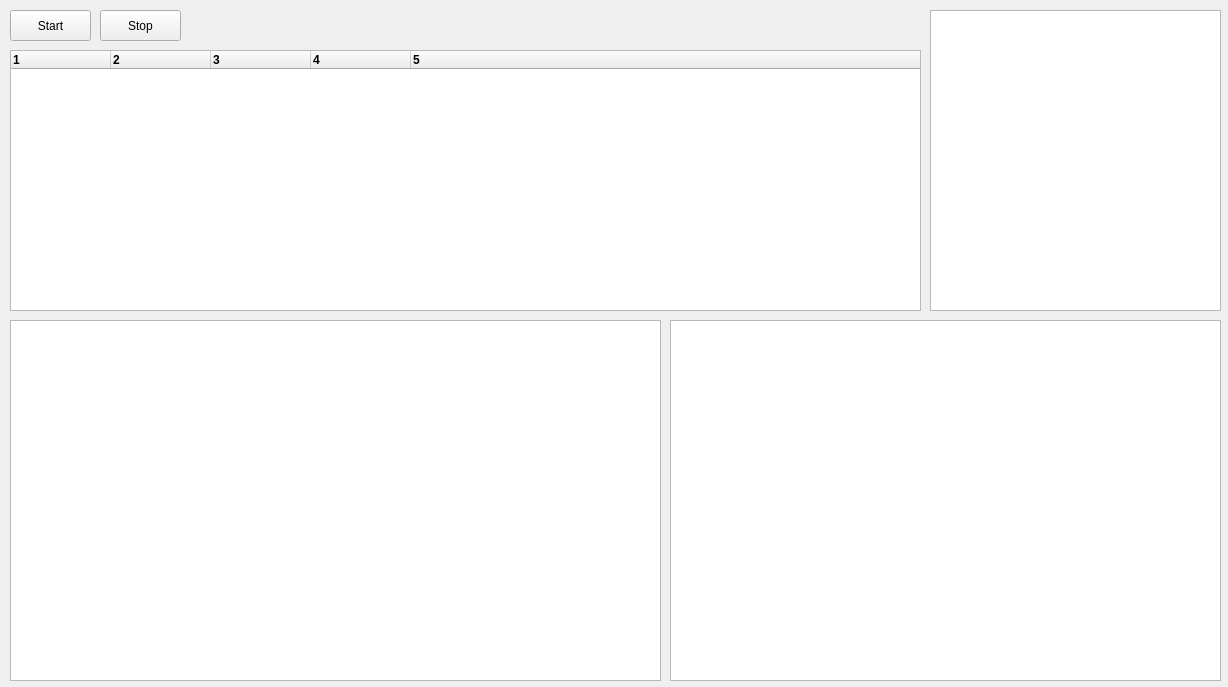
First picture: the form in network_project/mainwindow.ui, repository emacser0/ChinaticShark, before the edit.
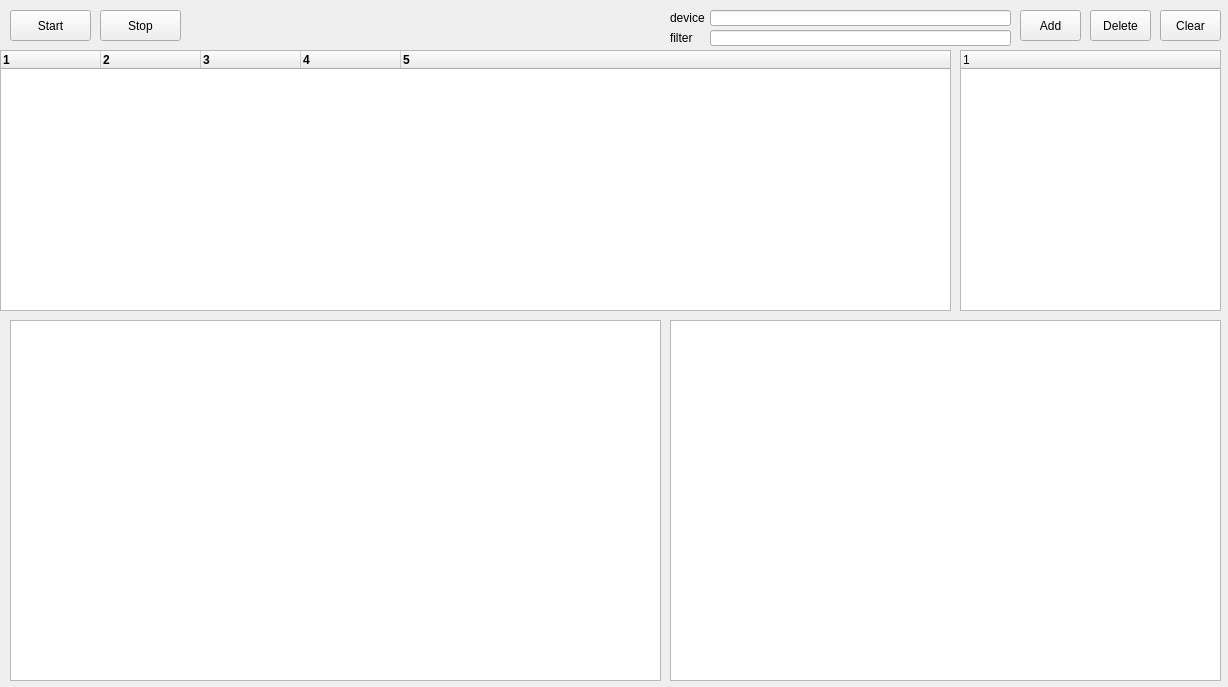
Second picture: the form after the edit.

```diff
--- a/network_project/mainwindow.ui
+++ b/network_project/mainwindow.ui
@@ -36,9 +36,9 @@
    <widget class="QTreeWidget" name="packetList">
     <property name="geometry">
      <rect>
-      <x>10</x>
+      <x>0</x>
       <y>50</y>
-      <width>911</width>
+      <width>951</width>
       <height>261</height>
      </rect>
     </property>
@@ -77,16 +77,6 @@
      </property>
     </column>
    </widget>
-   <widget class="QTextBrowser" name="HTTPView">
-    <property name="geometry">
-     <rect>
-      <x>930</x>
-      <y>10</y>
-      <width>291</width>
-      <height>301</height>
-     </rect>
-    </property>
-   </widget>
    <widget class="QTreeView" name="headerView">
     <property name="geometry">
      <rect>
@@ -129,6 +119,106 @@
      <string>Stop</string>
     </property>
    </widget>
+   <widget class="QLineEdit" name="devEdit">
+    <property name="geometry">
+     <rect>
+      <x>710</x>
+      <y>10</y>
+      <width>301</width>
+      <height>16</height>
+     </rect>
+    </property>
+   </widget>
+   <widget class="QLineEdit" name="filterEdit">
+    <property name="geometry">
+     <rect>
+      <x>710</x>
+      <y>30</y>
+      <width>301</width>
+      <height>16</height>
+     </rect>
+    </property>
+   </widget>
+   <widget class="QLabel" name="label">
+    <property name="geometry">
+     <rect>
+      <x>670</x>
+      <y>10</y>
+      <width>41</width>
+      <height>16</height>
+     </rect>
+    </property>
+    <property name="text">
+     <string>device</string>
+    </property>
+   </widget>
+   <widget class="QLabel" name="label_2">
+    <property name="geometry">
+     <rect>
+      <x>670</x>
+      <y>30</y>
+      <width>31</width>
+      <height>16</height>
+     </rect>
+    </property>
+    <property name="text">
+     <string>filter</string>
+    </property>
+   </widget>
+   <widget class="QPushButton" name="addButton">
+    <property name="geometry">
+     <rect>
+      <x>1020</x>
+      <y>10</y>
+      <width>61</width>
+      <height>31</height>
+     </rect>
+    </property>
+    <property name="text">
+     <string>Add</string>
+    </property>
+   </widget>
+   <widget class="QPushButton" name="ClearButton">
+    <property name="geometry">
+     <rect>
+      <x>1160</x>
+      <y>10</y>
+      <width>61</width>
+      <height>31</height>
+     </rect>
+    </property>
+    <property name="text">
+     <string>Clear</string>
+    </property>
+   </widget>
+   <widget class="QTreeWidget" name="threadList">
+    <property name="geometry">
+     <rect>
+      <x>960</x>
+      <y>50</y>
+      <width>261</width>
+      <height>261</height>
+     </rect>
+    </property>
+    <column>
+     <property name="text">
+      <string notr="true">1</string>
+     </property>
+    </column>
+   </widget>
+   <widget class="QPushButton" name="deleteButton">
+    <property name="geometry">
+     <rect>
+      <x>1090</x>
+      <y>10</y>
+      <width>61</width>
+      <height>31</height>
+     </rect>
+    </property>
+    <property name="text">
+     <string>Delete</string>
+    </property>
+   </widget>
   </widget>
  </widget>
  <layoutdefault spacing="6" margin="11"/>
```
